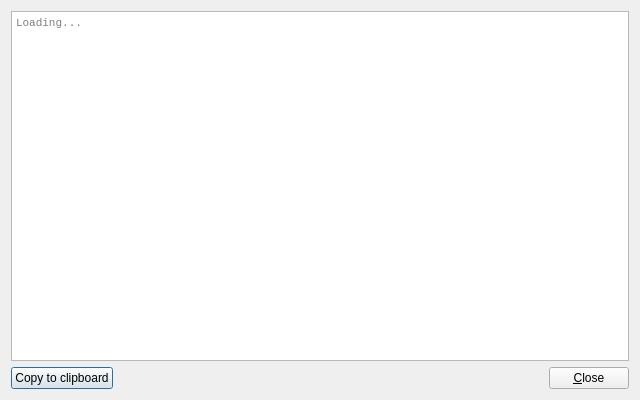
This is src/filminfowindow.ui in eugene-melnik/alexandra as Qt 5 draws it before an edit. The edited form follows.
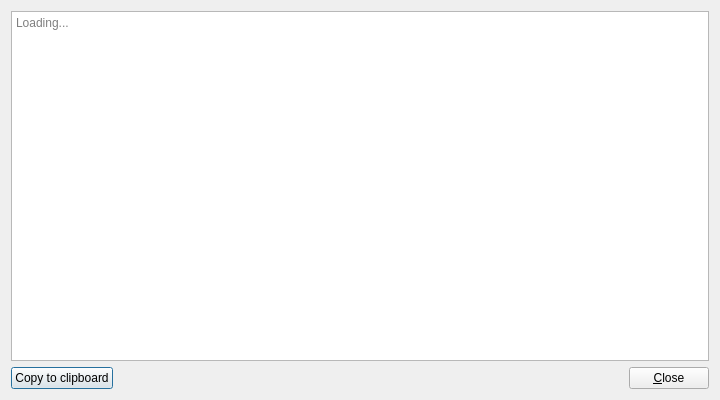
This is the edited form. Icons and pictures are not drawn.

What changed in the file:
```diff
--- a/src/filminfowindow.ui
+++ b/src/filminfowindow.ui
@@ -9,7 +9,7 @@
    <rect>
     <x>0</x>
     <y>0</y>
-    <width>640</width>
+    <width>720</width>
     <height>400</height>
    </rect>
   </property>
@@ -32,16 +32,6 @@
   <layout class="QVBoxLayout" name="layoutMain">
    <item>
     <widget class="QPlainTextEdit" name="eTechInfo">
-     <property name="font">
-      <font>
-       <family>Monospace</family>
-       <pointsize>8</pointsize>
-       <italic>false</italic>
-      </font>
-     </property>
-     <property name="lineWrapMode">
-      <enum>QPlainTextEdit::NoWrap</enum>
-     </property>
      <property name="readOnly">
       <bool>true</bool>
      </property>
```
